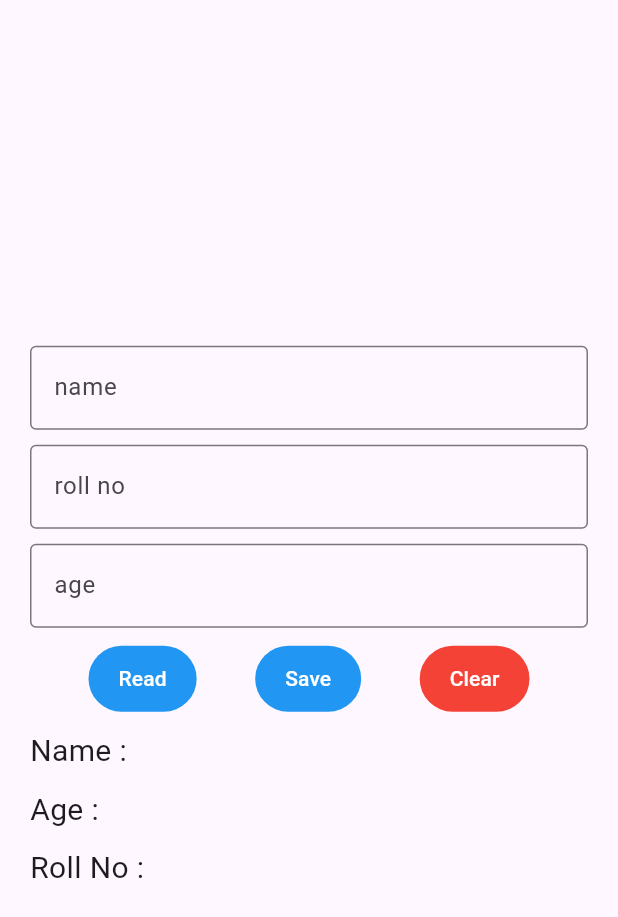
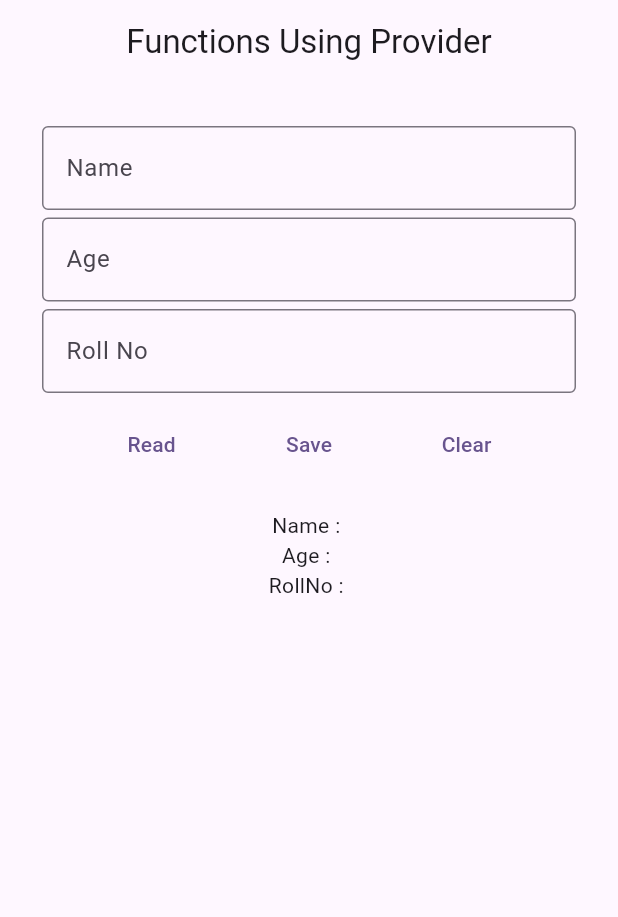
Before and after one commit to Shaurya0987/Learning-Shared-Preferences, a Flutter app: the screen it shows after launch, after a tap on "Read", on a phone screen of 412 x 824 dp. Shown: the top 917 px of the screen. Run offline on Flutter 3.47's test engine with Material 3 defaults, Android fonts, the phone set to English and light mode, and no system bars; our stand-ins replace shared_preferences.

Commit message:
Save Data deleted Using Provider + Shared prefernces

```diff
--- /dev/null
+++ b/lib/Provider/FunctionsProvider.dart
@@ -0,0 +1,46 @@
+import 'package:flutter/material.dart';
+import 'package:shared_preferences/shared_preferences.dart';
+
+class FunctionsProvider extends ChangeNotifier{
+  String name="";
+  String age="";
+  String rollNo="";
+
+  // Save Data
+  Future<void> saveData(String name, String age, String rollNo) async {
+  SharedPreferences prefs = await SharedPreferences.getInstance();
+
+  await prefs.setString("name", name);
+  await prefs.setString("age", age);
+  await prefs.setString("rollNo", rollNo);
+
+  this.name = name;
+  this.age = age;
+  this.rollNo = rollNo;
+
+  notifyListeners();
+}
+
+
+  // Read Data
+  Future<void>readData() async{
+    SharedPreferences prefs= await SharedPreferences.getInstance();
+    name=prefs.getString("name")??"";
+    age=prefs.getString("age")??"";
+    rollNo=prefs.getString("rollNo")??"";
+
+    notifyListeners();
+  }
+
+  // Clear Data
+  Future<void>clearData() async{
+    SharedPreferences prefs=await SharedPreferences.getInstance();
+    await prefs.clear();
+    name="";
+    age="";
+    rollNo="";
+
+    notifyListeners();
+  }
+
+}
--- /dev/null
+++ b/lib/Screens/SaveReadDeleteUsingProvider.dart
@@ -0,0 +1,108 @@
+import 'package:flutter/material.dart';
+import 'package:provider/provider.dart';
+import 'package:sharedprefernces/Provider/FunctionsProvider.dart';
+
+class ProviderUsage extends StatefulWidget {
+  const ProviderUsage({super.key});
+
+  @override
+  State<ProviderUsage> createState() => _ProviderUsageState();
+}
+
+class _ProviderUsageState extends State<ProviderUsage> {
+  final TextEditingController nameController = TextEditingController();
+  final TextEditingController ageController = TextEditingController();
+  final TextEditingController rollNoController = TextEditingController();
+
+  @override
+  void dispose() {
+    nameController.dispose();
+    ageController.dispose();
+    rollNoController.dispose();
+    super.dispose();
+  }
+
+  void clearControllers() {
+    nameController.clear();
+    ageController.clear();
+    rollNoController.clear();
+  }
+
+  @override
+  Widget build(BuildContext context) {
+    final provider = context.watch<FunctionsProvider>();
+
+    return Scaffold(
+      appBar: AppBar(
+        centerTitle: true,
+        title: const Text("Functions Using Provider"),
+      ),
+      body: Padding(
+        padding: const EdgeInsets.all(28.0),
+        child: Column(
+          children: [
+            TextField(
+              controller: nameController,
+              decoration: const InputDecoration(
+                border: OutlineInputBorder(),
+                labelText: "Name",
+              ),
+            ),
+            const SizedBox(height: 5),
+            TextField(
+              controller: ageController,
+              decoration: const InputDecoration(
+                border: OutlineInputBorder(),
+                labelText: "Age",
+              ),
+            ),
+            const SizedBox(height: 5),
+            TextField(
+              controller: rollNoController,
+              decoration: const InputDecoration(
+                border: OutlineInputBorder(),
+                labelText: "Roll No",
+              ),
+            ),
+            const SizedBox(height: 10),
+
+            Row(
+              mainAxisAlignment: MainAxisAlignment.spaceEvenly,
+              children: [
+                TextButton(
+                  onPressed: () {
+                    context.read<FunctionsProvider>().readData();
+                  },
+                  child: const Text("Read"),
+                ),
+                TextButton(
+                  onPressed: () {
+                    context.read<FunctionsProvider>().saveData(
+                          nameController.text.trim(),
+                          ageController.text.trim(),
+                          rollNoController.text.trim(),
+                        );
+                    clearControllers();
+                  },
+                  child: const Text("Save"),
+                ),
+                TextButton(
+                  onPressed: () {
+                    context.read<FunctionsProvider>().clearData();
+                  },
+                  child: const Text("Clear"),
+                ),
+              ],
+            ),
+
+            const SizedBox(height: 20),
+
+            Text("Name : ${provider.name}"),
+            Text("Age : ${provider.age}"),
+            Text("RollNo : ${provider.rollNo}"),
+          ],
+        ),
+      ),
+    );
+  }
+}
--- a/lib/Screens/SaveReadNumber.dart
+++ b/lib/Screens/SaveReadNumber.dart
@@ -13,11 +13,6 @@ class _SaveReadNumberState extends State<SaveReadNumber> {
   TextEditingController rollNoController = TextEditingController();
   TextEditingController ageController = TextEditingController();
 
-  void clearController(){
-    nameController.clear();
-    ageController.clear();
-    rollNoController.clear();
-  }
 
   @override
   void dispose() {
--- a/lib/main.dart
+++ b/lib/main.dart
@@ -1,24 +1,35 @@
 import 'package:flutter/material.dart';
-import 'package:shared_preferences/shared_preferences.dart';
-import 'package:sharedprefernces/Screens/SaveReadNumber.dart';
+import 'package:provider/provider.dart';
+import 'package:sharedprefernces/Provider/FunctionsProvider.dart';
+import 'package:sharedprefernces/Screens/SaveReadDeleteUsingProvider.dart';
 
 void main() {
-  runApp(const MyApp());
+  runApp(
+    MultiProvider(
+      providers: [
+        ChangeNotifierProvider(
+          create: (_) => FunctionsProvider(),
+        ),
+      ],
+      child: const MyApp(),
+    ),
+  );
 }
 
 class MyApp extends StatelessWidget {
   const MyApp({super.key});
 
-  // This widget is the root of your application.
   @override
   Widget build(BuildContext context) {
     return MaterialApp(
       debugShowCheckedModeBanner: false,
       title: 'Flutter Demo',
       theme: ThemeData(
-        colorScheme: .fromSeed(seedColor: Colors.deepPurple),
+        colorScheme: ColorScheme.fromSeed(
+          seedColor: Colors.deepPurple,
+        ),
       ),
-      home: SaveReadNumber(),
+      home: ProviderUsage(), // your screen
     );
   }
 }
--- a/pubspec.yaml
+++ b/pubspec.yaml
@@ -35,6 +35,7 @@ dependencies:
   # Use with the CupertinoIcons class for iOS style icons.
   cupertino_icons: ^1.0.8
   shared_preferences: ^2.5.4
+  provider: ^6.1.5+1
 
 dev_dependencies:
   flutter_test:
```
Also changed, not shown: pubspec.lock.
